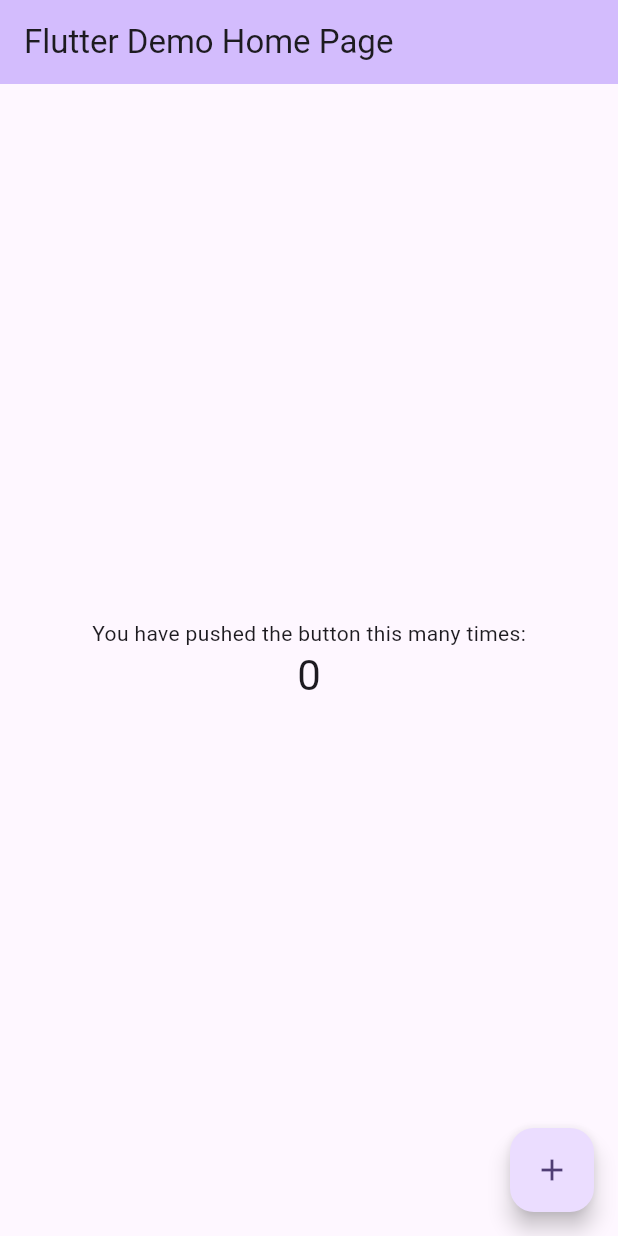
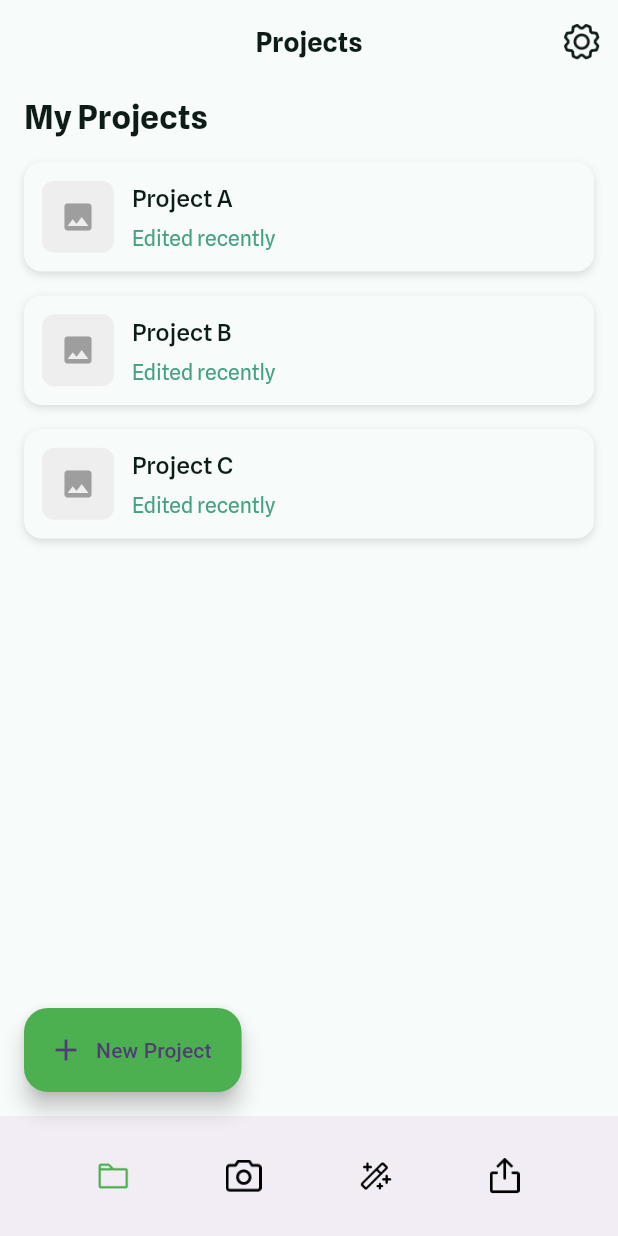
Before and after one commit to xingguanglang/MobileAppDev-Project, a Flutter app: the screen it shows after launch, on a phone screen of 412 x 824 dp. Run offline on Flutter 3.47's test engine with Material 3 defaults, Android fonts, the phone set to English and light mode, and no system bars; our stand-ins replace flutter_bloc, go_router.

Commit message:
完成homepage,部分widgets以及字体与图片文件的添加 *   新增home page部分,作为进入项目的第一页面,其中含有myproject列表 *   新增底部栏组件,可复用,图标放置于assets/icons/bottom_nav_bar *   新增my_project_card组件,主页中project列表复用 *   新增app使用字体,放置于assets/fonts中

```diff
--- /dev/null
+++ b/csen268_project/lib/cubits/project_cubit.dart
@@ -0,0 +1,10 @@
+import 'package:flutter_bloc/flutter_bloc.dart';
+
+class ProjectCubit extends Cubit<List<String>> {
+  ProjectCubit() : super([]);
+
+  void loadProjects() {
+    final mockProjects = ['Project A', 'Project B', 'Project C'];
+    emit(mockProjects);
+  }
+}
--- a/csen268_project/lib/main.dart
+++ b/csen268_project/lib/main.dart
@@ -1,4 +1,19 @@
 import 'package:flutter/material.dart';
+import 'package:flutter_bloc/flutter_bloc.dart';
+import 'package:csen268_project/cubits/project_cubit.dart';
+import 'package:csen268_project/pages/home_page.dart';
+import 'package:go_router/go_router.dart';
+
+final GoRouter _router = GoRouter(
+  initialLocation: '/',
+  routes: [
+    GoRoute(
+      path: '/',
+      name: 'home',
+      builder: (context, state) => const HomePage(),
+    ),
+  ],
+);
 
 void main() {
   runApp(const MyApp());
@@ -10,7 +25,10 @@ class MyApp extends StatelessWidget {
   // This widget is the root of your application.
   @override
   Widget build(BuildContext context) {
-    return MaterialApp(
+    return BlocProvider(
+      create: (_) => ProjectCubit()..loadProjects(),
+      child: MaterialApp.router(
+        routerConfig: _router,
         title: 'Flutter Demo',
         theme: ThemeData(
           // This is the theme of your application.
@@ -30,93 +48,7 @@ class MyApp extends StatelessWidget {
           // tested with just a hot reload.
           colorScheme: ColorScheme.fromSeed(seedColor: Colors.deepPurple),
         ),
-      home: const MyHomePage(title: 'Flutter Demo Home Page'),
+      ),
     );
   }
 }
-
-class MyHomePage extends StatefulWidget {
-  const MyHomePage({super.key, required this.title});
-
-  // This widget is the home page of your application. It is stateful, meaning
-  // that it has a State object (defined below) that contains fields that affect
-  // how it looks.
-
-  // This class is the configuration for the state. It holds the values (in this
-  // case the title) provided by the parent (in this case the App widget) and
-  // used by the build method of the State. Fields in a Widget subclass are
-  // always marked "final".
-
-  final String title;
-
-  @override
-  State<MyHomePage> createState() => _MyHomePageState();
-}
-
-class _MyHomePageState extends State<MyHomePage> {
-  int _counter = 0;
-
-  void _incrementCounter() {
-    setState(() {
-      // This call to setState tells the Flutter framework that something has
-      // changed in this State, which causes it to rerun the build method below
-      // so that the display can reflect the updated values. If we changed
-      // _counter without calling setState(), then the build method would not be
-      // called again, and so nothing would appear to happen.
-      _counter++;
-    });
-  }
-
-  @override
-  Widget build(BuildContext context) {
-    // This method is rerun every time setState is called, for instance as done
-    // by the _incrementCounter method above.
-    //
-    // The Flutter framework has been optimized to make rerunning build methods
-    // fast, so that you can just rebuild anything that needs updating rather
-    // than having to individually change instances of widgets.
-    return Scaffold(
-      appBar: AppBar(
-        // TRY THIS: Try changing the color here to a specific color (to
-        // Colors.amber, perhaps?) and trigger a hot reload to see the AppBar
-        // change color while the other colors stay the same.
-        backgroundColor: Theme.of(context).colorScheme.inversePrimary,
-        // Here we take the value from the MyHomePage object that was created by
-        // the App.build method, and use it to set our appbar title.
-        title: Text(widget.title),
-      ),
-      body: Center(
-        // Center is a layout widget. It takes a single child and positions it
-        // in the middle of the parent.
-        child: Column(
-          // Column is also a layout widget. It takes a list of children and
-          // arranges them vertically. By default, it sizes itself to fit its
-          // children horizontally, and tries to be as tall as its parent.
-          //
-          // Column has various properties to control how it sizes itself and
-          // how it positions its children. Here we use mainAxisAlignment to
-          // center the children vertically; the main axis here is the vertical
-          // axis because Columns are vertical (the cross axis would be
-          // horizontal).
-          //
-          // TRY THIS: Invoke "debug painting" (choose the "Toggle Debug Paint"
-          // action in the IDE, or press "p" in the console), to see the
-          // wireframe for each widget.
-          mainAxisAlignment: MainAxisAlignment.center,
-          children: <Widget>[
-            const Text('You have pushed the button this many times:'),
-            Text(
-              '$_counter',
-              style: Theme.of(context).textTheme.headlineMedium,
-            ),
-          ],
-        ),
-      ),
-      floatingActionButton: FloatingActionButton(
-        onPressed: _incrementCounter,
-        tooltip: 'Increment',
-        child: const Icon(Icons.add),
-      ), // This trailing comma makes auto-formatting nicer for build methods.
-    );
-  }
-}
--- /dev/null
+++ b/csen268_project/lib/pages/home_page.dart
@@ -0,0 +1,92 @@
+import 'package:flutter/material.dart';
+import 'package:flutter_bloc/flutter_bloc.dart';
+import 'package:csen268_project/cubits/project_cubit.dart';
+import 'package:csen268_project/widgets/my_project_card.dart';
+import 'package:csen268_project/widgets/bottom_nav_bar.dart';
+
+class HomePage extends StatelessWidget {
+  const HomePage({Key? key}) : super(key: key);
+
+  @override
+  Widget build(BuildContext context) {
+    final projects = context.watch<ProjectCubit>().state;
+    return Scaffold(
+      backgroundColor: const Color(0xFFF7FBF9),
+      appBar: AppBar(
+        elevation: 0,
+        backgroundColor: const Color(0xFFF7FBF9),
+        title: const Text(
+          'Projects',
+          style: TextStyle(
+            fontFamily: 'Spline Sans',
+            fontSize: 18,
+            fontWeight: FontWeight.bold,
+            height: 23/18,
+            letterSpacing: 0,
+            color: Color(0xFF0D1C17),
+          ),
+        ),
+        centerTitle: true,
+        actions: [
+          IconButton(
+            icon: Image.asset(
+              'assets/icons/setting.png',
+              width: 24,
+              height: 24,
+            ),
+            onPressed: () {},
+          ),
+        ],
+      ),
+      body: Column(
+        crossAxisAlignment: CrossAxisAlignment.start,
+        children: [
+          Padding(
+            padding: const EdgeInsets.symmetric(horizontal: 16, vertical: 8),
+            child: const Text(
+              'My Projects',
+              style: TextStyle(
+                fontFamily: 'Spline Sans',
+                fontSize: 22,
+                fontWeight: FontWeight.bold,
+                height: 28/22,
+                letterSpacing: 0,
+                color: Color(0xFF0D1C17),
+              ),
+            ),
+          ),
+          Expanded(
+            child: ListView.builder(
+              padding: const EdgeInsets.only(bottom: 80),
+              itemCount: projects.length,
+              itemBuilder: (context, index) {
+                final project = projects[index];
+                return MyProjectCard(
+                  title: project,
+                  subtitle: 'Edited recently',
+                  imageAsset: null, // replace with actual image resource path
+                  onTap: () {
+                    // TODO: click project card to enter detail page
+                  },
+                );
+              },
+            ),
+          ),
+        ],
+      ),
+      floatingActionButtonLocation: FloatingActionButtonLocation.startFloat,
+      floatingActionButton: FloatingActionButton.extended(
+        onPressed: () {},
+        label: const Text('New Project'),
+        icon: const Icon(Icons.add),
+        backgroundColor: Colors.green,
+      ),
+      bottomNavigationBar: BottomNavBar(
+        currentIndex: 0,
+        onTabSelected: (index) {
+          // TODO: jump or update status according to index
+        },
+      ),
+    );
+  }
+}
--- /dev/null
+++ b/csen268_project/lib/widgets/app_shell.dart
@@ -0,0 +1,41 @@
+import 'package:flutter/material.dart';
+import 'package:go_router/go_router.dart';
+
+class AppShell extends StatefulWidget {
+  final Widget child;
+  final String location;
+  const AppShell({Key? key, required this.child, required this.location}) : super(key: key);
+
+  @override
+  State<AppShell> createState() => _AppShellState();
+}
+
+class _AppShellState extends State<AppShell> {
+  int _currentIndex = 0;
+  static const List<String> _routes = ['/', '/settings'];
+
+  @override
+  void didUpdateWidget(covariant AppShell oldWidget) {
+    super.didUpdateWidget(oldWidget);
+    _currentIndex = _routes.indexOf(widget.location);
+  }
+
+  @override
+  Widget build(BuildContext context) {
+    return Scaffold(
+      body: widget.child,
+      bottomNavigationBar: BottomNavigationBar(
+        currentIndex: _currentIndex < 0 ? 0 : _currentIndex,
+        onTap: (index) {
+          if (index != _currentIndex) {
+            context.go(_routes[index]);
+          }
+        },
+        items: const [
+          BottomNavigationBarItem(icon: Icon(Icons.home), label: 'Projects'),
+          BottomNavigationBarItem(icon: Icon(Icons.settings), label: 'Settings'),
+        ],
+      ),
+    );
+  }
+}
--- /dev/null
+++ b/csen268_project/lib/widgets/bottom_nav_bar.dart
@@ -0,0 +1,80 @@
+import 'package:flutter/material.dart';
+
+class BottomNavBar extends StatelessWidget {
+  final int currentIndex;
+  final ValueChanged<int> onTabSelected;
+
+  const BottomNavBar({
+    Key? key,
+    required this.currentIndex,
+    required this.onTabSelected,
+  }) : super(key: key);
+
+  @override
+  Widget build(BuildContext context) {
+    return BottomAppBar(
+      shape: const CircularNotchedRectangle(),
+      notchMargin: 6,
+      child: Container(
+        height: 53,
+        padding: const EdgeInsets.symmetric(horizontal: 16),
+        child: Row(
+          children: [
+            Expanded(
+              child: Center(
+                child: IconButton(
+                  icon: Image.asset(
+                    'assets/icons/bottom_nav_bar/folder.png',
+                    width: 24,
+                    height: 24,
+                    color: currentIndex == 0 ? Colors.green : Colors.black,
+                  ),
+                  onPressed: () => onTabSelected(0),
+                ),
+              ),
+            ),
+            Expanded(
+              child: Center(
+                child: IconButton(
+                  icon: Image.asset(
+                    'assets/icons/bottom_nav_bar/camera.png',
+                    width: 24,
+                    height: 24,
+                    color: currentIndex == 1 ? Colors.green : Colors.black,
+                  ),
+                  onPressed: () => onTabSelected(1),
+                ),
+              ),
+            ),
+            Expanded(
+              child: Center(
+                child: IconButton(
+                  icon: Image.asset(
+                    'assets/icons/bottom_nav_bar/edit.png',
+                    width: 24,
+                    height: 24,
+                    color: currentIndex == 2 ? Colors.green : Colors.black,
+                  ),
+                  onPressed: () => onTabSelected(2),
+                ),
+              ),
+            ),
+            Expanded(
+              child: Center(
+                child: IconButton(
+                  icon: Image.asset(
+                    'assets/icons/bottom_nav_bar/share.png',
+                    width: 24,
+                    height: 24,
+                    color: currentIndex == 3 ? Colors.green : Colors.black,
+                  ),
+                  onPressed: () => onTabSelected(3),
+                ),
+              ),
+            ),
+          ],
+        ),
+      ),
+    );
+  }
+}
--- /dev/null
+++ b/csen268_project/lib/widgets/my_project_card.dart
@@ -0,0 +1,90 @@
+import 'package:flutter/material.dart';
+
+class MyProjectCard extends StatelessWidget {
+  final String title;
+  final String subtitle;
+  final String? imageAsset;
+  final VoidCallback? onTap;
+
+  const MyProjectCard({
+    Key? key,
+    required this.title,
+    required this.subtitle,
+    this.imageAsset,
+    this.onTap,
+  }) : super(key: key);
+
+  @override
+  Widget build(BuildContext context) {
+    return GestureDetector(
+      onTap: onTap,
+      child: Container(
+        margin: const EdgeInsets.symmetric(horizontal: 16, vertical: 8),
+        padding: const EdgeInsets.all(12),
+        decoration: BoxDecoration(
+          color: const Color(0xFFF7FCFA),
+          borderRadius: BorderRadius.circular(12),
+          boxShadow: [
+            BoxShadow(
+              color: Colors.black12,
+              blurRadius: 4,
+              offset: Offset(0, 2),
+            ),
+          ],
+        ),
+        child: Row(
+          children: [
+            Container(
+              width: 48,
+              height: 48,
+              decoration: BoxDecoration(
+                color: Colors.grey[200],
+                borderRadius: BorderRadius.circular(8),
+              ),
+              child: imageAsset != null
+                  ? ClipRRect(
+                      borderRadius: BorderRadius.circular(8),
+                      child: Image.asset(
+                        imageAsset!,
+                        fit: BoxFit.cover,
+                      ),
+                    )
+                  : const Icon(Icons.image, color: Colors.grey),
+            ),
+            const SizedBox(width: 12),
+            Expanded(
+              child: Column(
+                crossAxisAlignment: CrossAxisAlignment.start,
+                children: [
+                  Text(
+                    title,
+                    style: const TextStyle(
+                      fontFamily: 'Spline Sans',
+                      fontSize: 16,
+                      fontWeight: FontWeight.w500, // Medium
+                      height: 24/16,
+                      letterSpacing: 0,
+                      color: Color(0xFF0D1C17),
+                    ),
+                  ),
+                  const SizedBox(height: 4),
+                  Text(
+                    subtitle,
+                    style: const TextStyle(
+                      fontFamily: 'Spline Sans',
+                      fontSize: 14,
+                      fontWeight: FontWeight.w400,
+                      height: 21/14,
+                      letterSpacing: 0,
+                      color: Color(0xFF45A180),
+                    ),
+                  ),
+                ],
+              ),
+            ),
+          ],
+        ),
+      ),
+    );
+  }
+}
```
Also changed, not shown: csen268_project/pubspec.yaml (+19 -2 lines), csen268_project/assets/fonts/SplineSans-Bold.ttf (added), csen268_project/assets/fonts/SplineSans-Light.ttf (added), csen268_project/assets/fonts/SplineSans-Medium.ttf (added), csen268_project/assets/fonts/SplineSans-Regular.ttf (added), csen268_project/assets/fonts/SplineSans-SemiBold.ttf (added), csen268_project/assets/icons/bottom_nav_bar/camera.png (added), csen268_project/assets/icons/bottom_nav_bar/edit.png (added), csen268_project/assets/icons/bottom_nav_bar/folder.png (added), csen268_project/assets/icons/bottom_nav_bar/share.png (added), csen268_project/assets/icons/setting.png (added), csen268_project/pubspec.lock. Lines whose indentation alone changed are shown as unchanged.
